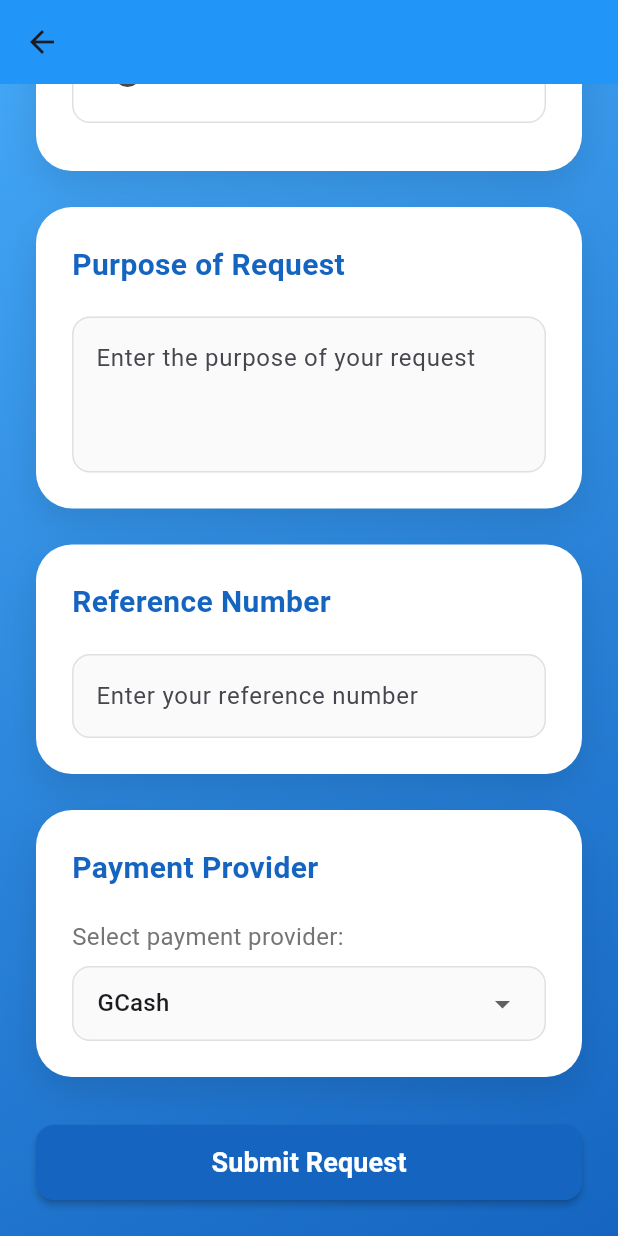
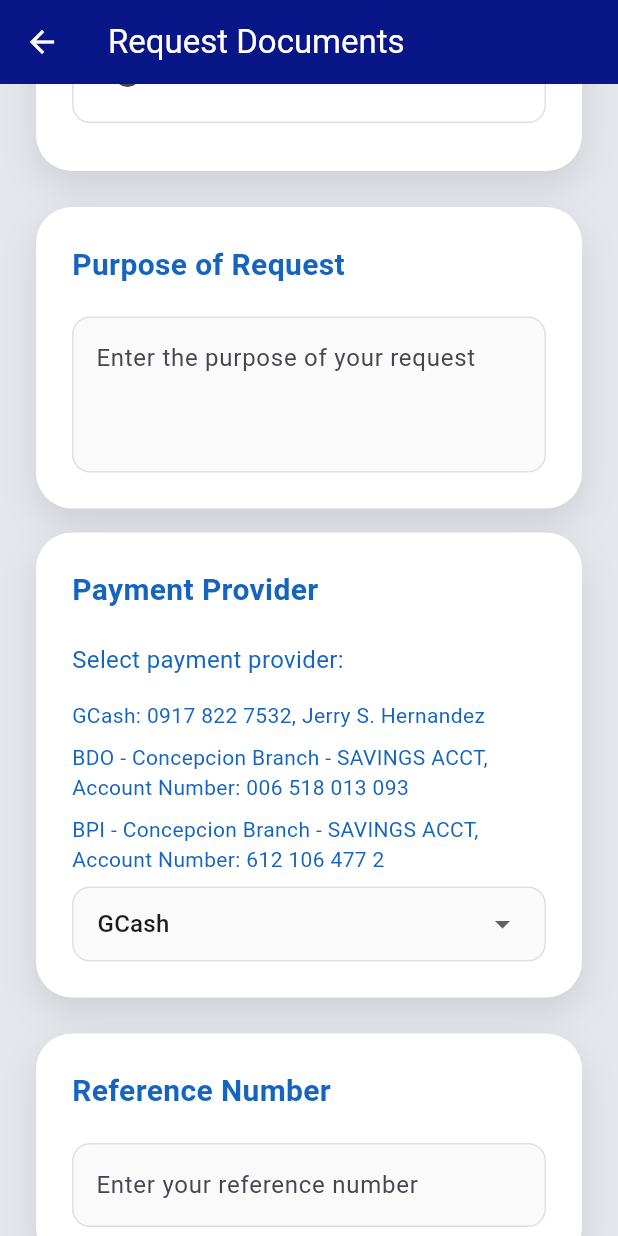
Before and after one commit to rammne/odrs, a Flutter app: the DocumentRequestScreen screen opened by its route, scrolled down 906 dp, on a phone screen of 412 x 824 dp. Run offline on Flutter 3.47's test engine with Material 3 defaults, Android fonts, the light colour scheme and no system bars; our stand-ins replace cloud_firestore, firebase_auth, firebase_core, pdf, printing, rxdart; accounts and stored records are empty; statements that could not run were skipped.

Commit message:
design update

```diff
--- a/lib/presentation/screens/user/document_request.dart
+++ b/lib/presentation/screens/user/document_request.dart
@@ -29,7 +29,8 @@ class _DocumentRequestScreenState extends State<DocumentRequestScreen> {
   final TextEditingController _otherController = TextEditingController();
   final TextEditingController _purposeController = TextEditingController();
   String _referenceNumber = ""; // Add this new field
-  final TextEditingController _referenceController = TextEditingController(); // Add this controller
+  final TextEditingController _referenceController =
+      TextEditingController(); // Add this controller
 
   // Certificate types for dropdown
   final List<String> _certificateTypes = [
@@ -48,6 +49,7 @@ class _DocumentRequestScreenState extends State<DocumentRequestScreen> {
     "Certificate": 65.0,
     "ESC Certification": 65.0,
     "Diploma": 150.0,
+    "Assessment of School Fees": 65.0
   };
 
   // Main document categories
@@ -62,18 +64,11 @@ class _DocumentRequestScreenState extends State<DocumentRequestScreen> {
   ];
 
   String _copyType = "Hard Copy";
-  final List<String> _copyTypes = [
-    "Hard Copy",
-    "Soft Copy"
-  ];
+  final List<String> _copyTypes = ["Hard Copy", "Soft Copy"];
 
   // Add payment provider options
   String _paymentProvider = "GCash";
-  final List<String> _paymentProviders = [
-    "GCash",
-    "BDO",
-    "BPI"
-  ];
+  final List<String> _paymentProviders = ["GCash", "BDO", "BPI"];
 
   @override
   void initState() {
@@ -265,16 +260,19 @@ class _DocumentRequestScreenState extends State<DocumentRequestScreen> {
   Widget build(BuildContext context) {
     return Scaffold(
       appBar: AppBar(
-        backgroundColor: Color(0xFF1B9CFF),
+        backgroundColor: Color(0xFF001184),
+        foregroundColor: Color.fromARGB(255, 255, 255, 255),
+        title: Text('Request Documents'),
       ),
       body: Container(
-        decoration: BoxDecoration(
-          gradient: LinearGradient(
-            begin: Alignment.topLeft,
-            end: Alignment.bottomRight,
-            colors: [Colors.blue[400]!, Colors.blue[800]!],
-          ),
-        ),
+        // decoration: BoxDecoration(
+        //   gradient: LinearGradient(
+        //     begin: Alignment.topLeft,
+        //     end: Alignment.bottomRight,
+        //     colors: [Color(0xFF001184)],
+        //   ),
+        // ),
+        color: Color(0xFFE5E7ED),
         child: isLoading
             ? const Center(child: CircularProgressIndicator())
             : errorMessage.isNotEmpty
@@ -354,6 +352,58 @@ class _DocumentRequestScreenState extends State<DocumentRequestScreen> {
                             onChanged: (value) => _purposeText = value,
                           ),
                         ),
+                        const SizedBox(height: 16),
+                        _buildCard(
+                          title: 'Payment Provider',
+                          child: Column(
+                            crossAxisAlignment: CrossAxisAlignment.start,
+                            children: <Widget>[
+                              Text(
+                                "Select payment provider:",
+                                style: TextStyle(
+                                  fontSize: 16,
+                                  color: Colors.blue[800]!,
+                                ),
+                              ),
+                              const SizedBox(height: 8),
+                              const SizedBox(height: 8),
+                              Text('GCash: 0917 822 7532, Jerry S. Hernandez',
+                                  style: TextStyle(color: Colors.blue[800]!)),
+                              const SizedBox(height: 8),
+                              Text(
+                                  'BDO - Concepcion Branch - SAVINGS ACCT, Account Number: 006 518 013 093',
+                                  style: TextStyle(color: Colors.blue[800]!)),
+                              const SizedBox(height: 8),
+                              Text(
+                                  'BPI - Concepcion Branch - SAVINGS ACCT, Account Number: 612 106 477 2',
+                                  style: TextStyle(color: Colors.blue[800]!)),
+                              const SizedBox(height: 8),
+                              Container(
+                                padding:
+                                    const EdgeInsets.symmetric(horizontal: 16),
+                                decoration: BoxDecoration(
+                                  border: Border.all(color: Colors.grey[300]!),
+                                  borderRadius: BorderRadius.circular(12),
+                                  color: Colors.grey[50],
+                                ),
+                                child: DropdownButtonHideUnderline(
+                                  child: DropdownButton<String>(
+                                    value: _paymentProvider,
+                                    isExpanded: true,
+                                    items: _paymentProviders.map((provider) {
+                                      return DropdownMenuItem<String>(
+                                        value: provider,
+                                        child: Text(provider),
+                                      );
+                                    }).toList(),
+                                    onChanged: (value) => setState(
+                                        () => _paymentProvider = value!),
+                                  ),
+                                ),
+                              ),
+                            ],
+                          ),
+                        ),
                         const SizedBox(height: 24),
                         _buildCard(
                           title: 'Reference Number',
@@ -382,51 +432,15 @@ class _DocumentRequestScreenState extends State<DocumentRequestScreen> {
                             onChanged: (value) => _referenceNumber = value,
                           ),
                         ),
-                        const SizedBox(height: 24),
-                        _buildCard(
-                          title: 'Payment Provider',
-                          child: Column(
-                            crossAxisAlignment: CrossAxisAlignment.start,
-                            children: [
-                              Text(
-                                "Select payment provider:",
-                                style: TextStyle(
-                                  fontSize: 16,
-                                  color: Colors.grey[600],
-                                ),
-                              ),
-                              const SizedBox(height: 8),
-                              Container(
-                                padding: const EdgeInsets.symmetric(horizontal: 16),
-                                decoration: BoxDecoration(
-                                  border: Border.all(color: Colors.grey[300]!),
-                                  borderRadius: BorderRadius.circular(12),
-                                  color: Colors.grey[50],
-                                ),
-                                child: DropdownButtonHideUnderline(
-                                  child: DropdownButton<String>(
-                                    value: _paymentProvider,
-                                    isExpanded: true,
-                                    items: _paymentProviders.map((provider) {
-                                      return DropdownMenuItem<String>(
-                                        value: provider,
-                                        child: Text(provider),
-                                      );
-                                    }).toList(),
-                                    onChanged: (value) => setState(() => _paymentProvider = value!),
-                                  ),
-                                ),
-                              ),
-                            ],
-                          ),
-                        ),
+                        // const SizedBox(height: 24),
+
                         const SizedBox(height: 32),
                         SizedBox(
                           width: double.infinity,
                           height: 50,
                           child: ElevatedButton(
                             style: ElevatedButton.styleFrom(
-                              backgroundColor: Colors.blue[800],
+                              backgroundColor: Color(0xFF001184),
                               foregroundColor: Colors.white,
                               elevation: 2,
                               shape: RoundedRectangleBorder(
--- a/lib/presentation/screens/user/edit_screen.dart
+++ b/lib/presentation/screens/user/edit_screen.dart
@@ -100,7 +100,8 @@ class _EditProfileScreenState extends State<EditProfileScreen> {
         title: Text(widget.profile.role == 'alumni'
             ? 'Edit Alumni Profile'
             : 'Edit Profile'),
-        backgroundColor: Color(0xFF1B9CFF),
+        backgroundColor: Color(0xFF001184),
+        foregroundColor: Color.fromARGB(255, 255, 255, 255),
       ),
       body: SingleChildScrollView(
         padding: const EdgeInsets.all(16),
```
Also changed, not shown: lib/presentation/screens/user/profile_page.dart (+8 -8 lines), lib/presentation/screens/user/report_screen.dart (+6 -5 lines), lib/presentation/screens/user/request_history_screen.dart (+36 -13 lines), lib/presentation/screens/user/u_home.dart (+21 -21 lines), images/olopsccover.png (added), pubspec.lock.
